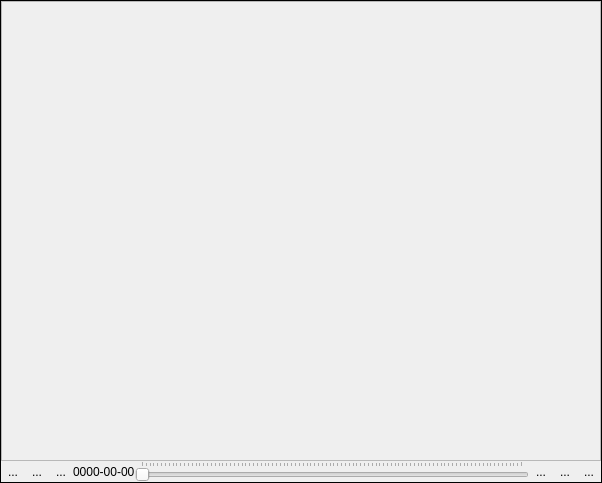
Before: the Qt Designer form eotimeseriesviewer/ui/mapwidget.ui in jakimowb/eo-time-series-viewer, drawn with Qt 5.
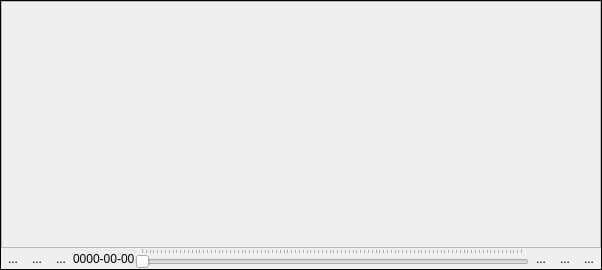
After: the same form once the commit is applied. Icons and pictures are not drawn. Custom widgets are drawn as their Qt base class.

Commit message: fixed layout issues initial crosshairs are now shown correctly

Diff of the .ui file:
```diff
--- a/eotimeseriesviewer/ui/mapwidget.ui
+++ b/eotimeseriesviewer/ui/mapwidget.ui
@@ -7,7 +7,7 @@
     <x>0</x>
     <y>0</y>
     <width>602</width>
-    <height>483</height>
+    <height>270</height>
    </rect>
   </property>
   <property name="windowTitle">
@@ -57,15 +57,33 @@
       <enum>QFrame::Raised</enum>
      </property>
      <layout class="QGridLayout" name="gridLayout_2">
-      <item row="0" column="0">
+      <property name="leftMargin">
+       <number>0</number>
+      </property>
+      <property name="topMargin">
+       <number>0</number>
+      </property>
+      <property name="rightMargin">
+       <number>0</number>
+      </property>
+      <property name="bottomMargin">
+       <number>0</number>
+      </property>
+      <property name="spacing">
+       <number>0</number>
+      </property>
+      <item row="1" column="0">
        <spacer name="verticalSpacer">
         <property name="orientation">
          <enum>Qt::Vertical</enum>
         </property>
+        <property name="sizeType">
+         <enum>QSizePolicy::Preferred</enum>
+        </property>
         <property name="sizeHint" stdset="0">
          <size>
-          <width>20</width>
-          <height>40</height>
+          <width>0</width>
+          <height>0</height>
          </size>
         </property>
        </spacer>
```
Left out of the diff: 21 changed lines with no effect on the pictures. The commit also changes 3 other files.
